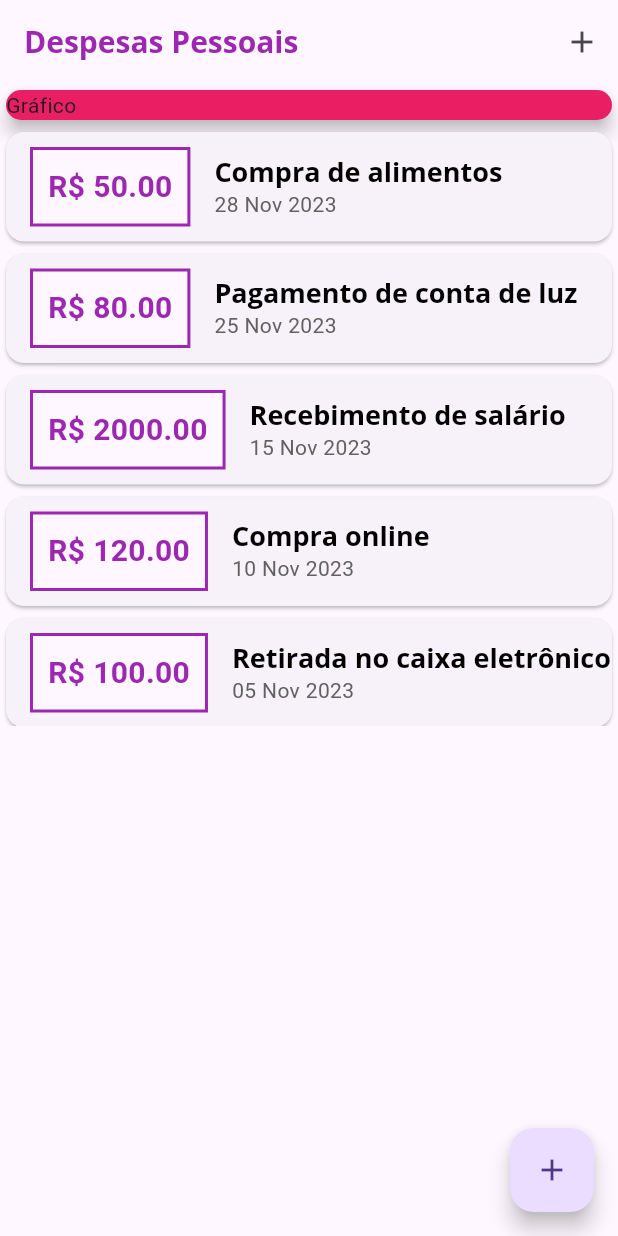
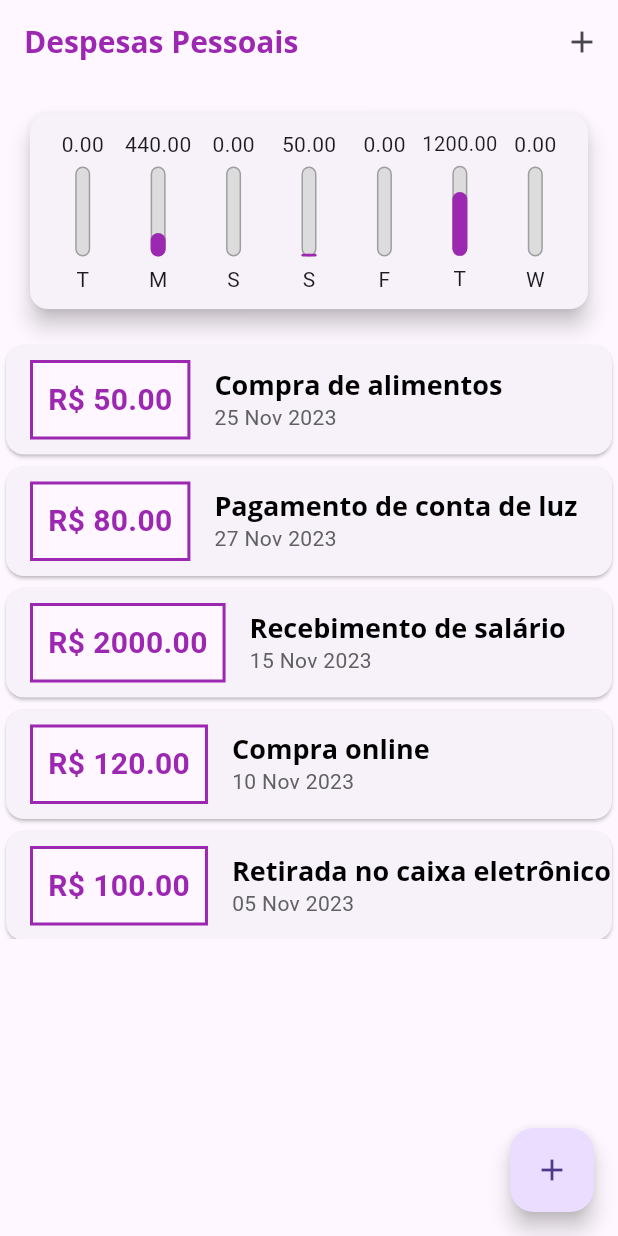
Before and after one commit to RafaellaBarbosa/expenses_app, a Flutter app: the screen it shows after launch, on a phone screen of 412 x 824 dp. Run offline on Flutter 3.47's test engine with Material 3 defaults, Android fonts, the phone set to English and light mode, and no system bars.

Commit message:
feat: add Chart

```diff
--- /dev/null
+++ b/lib/components/chart.dart
@@ -0,0 +1,65 @@
+import 'package:expenses_app/components/chart_bar.dart';
+import 'package:expenses_app/models/transaction.dart';
+import 'package:flutter/material.dart';
+import 'package:intl/intl.dart';
+
+class Chart extends StatelessWidget {
+  const Chart({super.key, required this.recentTransaction});
+
+  final List<Transaction> recentTransaction;
+
+  List<Map<String, Object>> get groupedTransactions {
+    return List.generate(7, (index) {
+      final weekDay = DateTime.now().subtract(
+        Duration(days: index),
+      );
+
+      double totalSum = 0.0;
+
+      for (var i = 0; i < recentTransaction.length; i++) {
+        bool sameDay = recentTransaction[i].date.day == weekDay.day;
+        bool sameMonth = recentTransaction[i].date.month == weekDay.month;
+        bool sameYear = recentTransaction[i].date.year == weekDay.year;
+
+        if (sameDay && sameMonth && sameYear) {
+          totalSum += recentTransaction[i].value;
+        }
+      }
+
+      return {
+        'day': DateFormat.E().format(weekDay)[0],
+        'value': totalSum,
+      };
+    });
+  }
+
+  double get _weekTotalValue {
+    return groupedTransactions.fold(0.0, (sum, tr) {
+      return sum + (tr['value'] as double);
+    });
+  }
+
+  @override
+  Widget build(BuildContext context) {
+    return Card(
+      elevation: 6,
+      margin: const EdgeInsets.all(20),
+      child: Padding(
+        padding: const EdgeInsets.all(10),
+        child: Row(
+          mainAxisAlignment: MainAxisAlignment.spaceAround,
+          children: groupedTransactions.map((tr) {
+            return Flexible(
+              fit: FlexFit.tight,
+              child: ChartBar(
+                label: tr['day'] as String,
+                value: tr['value'] as double,
+                percentage: (tr['value'] as double) / _weekTotalValue,
+              ),
+            );
+          }).toList(),
+        ),
+      ),
+    );
+  }
+}
--- /dev/null
+++ b/lib/components/chart_bar.dart
@@ -0,0 +1,57 @@
+import 'package:flutter/material.dart';
+
+class ChartBar extends StatelessWidget {
+  const ChartBar(
+      {super.key,
+      required this.label,
+      required this.value,
+      required this.percentage});
+
+  final String label;
+  final double value;
+  final double percentage;
+
+  @override
+  Widget build(BuildContext context) {
+    return Column(
+      children: [
+        FittedBox(
+          child: Text(
+            value.toStringAsFixed(2),
+          ),
+        ),
+        const SizedBox(height: 5),
+        SizedBox(
+          height: 60,
+          width: 10,
+          child: Stack(
+            alignment: Alignment.bottomCenter,
+            children: <Widget>[
+              Container(
+                decoration: BoxDecoration(
+                  border: Border.all(
+                    color: Colors.grey,
+                    width: 1.0,
+                  ),
+                  color: const Color.fromRGBO(220, 220, 220, 1),
+                  borderRadius: BorderRadius.circular(5),
+                ),
+              ),
+              FractionallySizedBox(
+                heightFactor: percentage,
+                child: Container(
+                  decoration: BoxDecoration(
+                    color: Theme.of(context).colorScheme.primary,
+                    borderRadius: BorderRadius.circular(5),
+                  ),
+                ),
+              ),
+            ],
+          ),
+        ),
+        const SizedBox(height: 5),
+        Text(label),
+      ],
+    );
+  }
+}
--- a/lib/main.dart
+++ b/lib/main.dart
@@ -1,5 +1,6 @@
 import 'dart:math';
 
+import 'package:expenses_app/components/chart.dart';
 import 'package:expenses_app/components/transaction_form.dart';
 import 'package:expenses_app/components/transaction_list.dart';
 import 'package:expenses_app/models/transaction.dart';
@@ -57,13 +58,13 @@ class _MyHomePageState extends State<MyHomePage> {
       id: "1",
       title: "Compra de alimentos",
       value: 50.0,
-      date: DateTime.now(),
+      date: DateTime.now().subtract(const Duration(days: 3)),
     ),
     Transaction(
       id: "2",
       title: "Pagamento de conta de luz",
       value: 80.0,
-      date: DateTime(2023, 11, 25),
+      date: DateTime(2023, 11, 27),
     ),
     Transaction(
       id: "3",
@@ -87,7 +88,7 @@ class _MyHomePageState extends State<MyHomePage> {
       id: "6",
       title: "Depósito em conta",
       value: 300.0,
-      date: DateTime(2023, 10, 30),
+      date: DateTime(2023, 11, 27),
     ),
     Transaction(
       title: "Compras de eletrônicos",
@@ -123,9 +124,18 @@ class _MyHomePageState extends State<MyHomePage> {
       id: '',
       title: "Gás de cozinha",
       value: 60.0,
-      date: DateTime(2023, 9, 22),
+      date: DateTime(2023, 11, 27),
     ),
   ];
+
+  List<Transaction> get _recentTransactions {
+    return _transactions.where((tr) {
+      return tr.date.isAfter(DateTime.now().subtract(
+        const Duration(days: 7),
+      ));
+    }).toList();
+  }
+
   _addTransaction(String title, double value) {
     final newTransaction = Transaction(
       id: Random().nextInt.toString(),
@@ -165,11 +175,7 @@ class _MyHomePageState extends State<MyHomePage> {
         child: Column(
           crossAxisAlignment: CrossAxisAlignment.stretch,
           children: [
-            const Card(
-              color: Colors.pink,
-              elevation: 5,
-              child: Text('Gráfico'),
-            ),
+            Chart(recentTransaction: _recentTransactions),
             TransactionList(transactions: _transactions),
           ],
         ),
```
